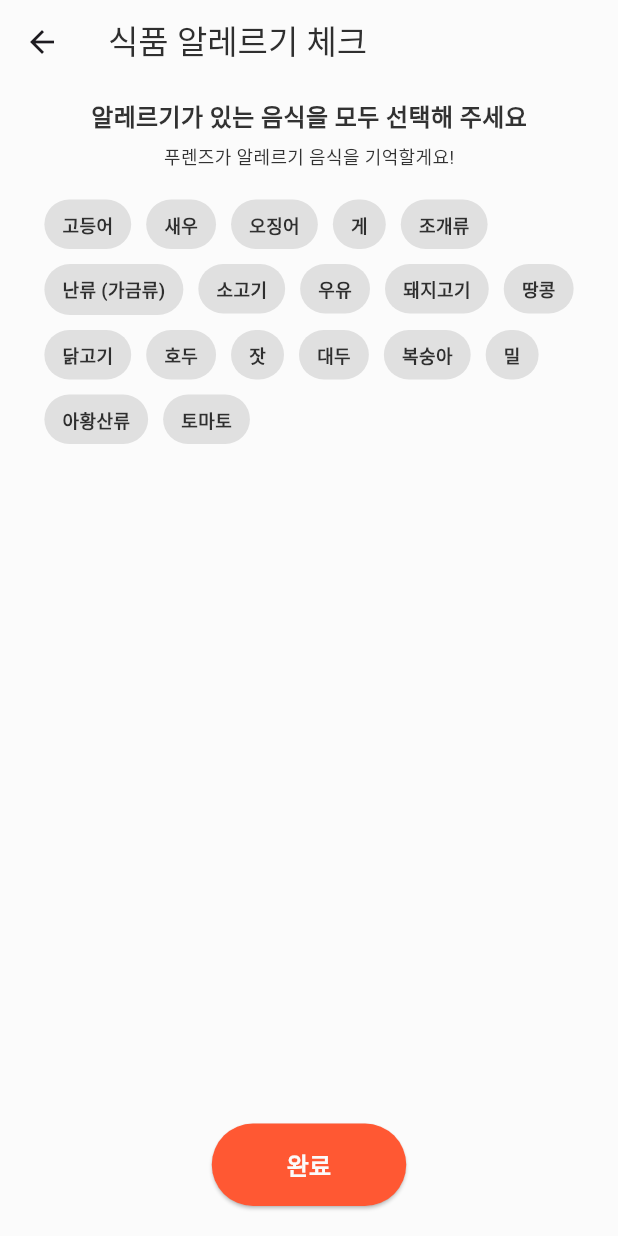
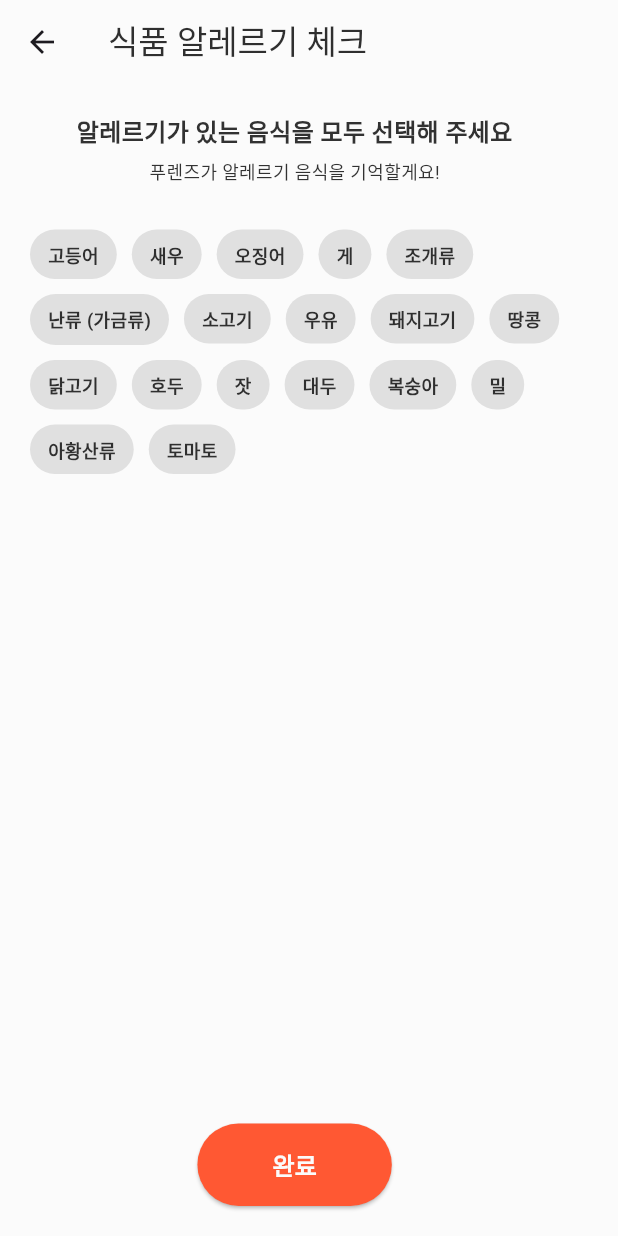
Before and after one commit to JeongHeeju/capstone, a Flutter app: the AllergyScreen screen opened by its route, on a phone screen of 412 x 824 dp. Run offline on Flutter 3.47's test engine with Material 3 defaults, Android fonts, the phone set to English and light mode, and no system bars; our stand-ins replace shared_preferences; accounts and stored records are empty.

Commit message:
Update allergy_screen.dart

```diff
--- a/frontend/capstone/lib/screen/allergy_screen.dart
+++ b/frontend/capstone/lib/screen/allergy_screen.dart
@@ -1,13 +1,14 @@
 import 'package:flutter/material.dart';
 import 'package:http/http.dart' as http;
 import 'dart:convert';
+import 'package:shared_preferences/shared_preferences.dart';
+import 'chat_screen.dart';
 
-import 'chat_screen.dart';
 
 class AllergyScreen extends StatefulWidget {
   final List<String> selectedFoods;
 
-  AllergyScreen({this.selectedFoods = const []});
+  AllergyScreen({this.selectedFoods = const[]});
 
   @override
   State<AllergyScreen> createState() => _AllergyScreenState();
@@ -15,7 +16,6 @@
 
 class _AllergyScreenState extends State<AllergyScreen> {
   List<String> allergies = [];
-
   bool showResult = false;
 
   void toggleAllergy(String allergy) {
@@ -28,23 +28,18 @@
     });
   }
 
-  // 실제 알러지 항목들 (UI 버튼용)
-  final List<String> allergyItems = [
-    '고등어', '새우', '오징어', '게',
-    '조개류', '난류 (가금류)', '소고기', '우유',
-    '돼지고기', '땅콩', '닭고기', '호두',
-    '잣', '대두', '복숭아', '밀',
-    '아황산류', '토마토',
-  ];
-
   // 서버로 알러지 정보 전송
   Future<void> saveAllergyInfo() async {
     final url = Uri.parse('http://127.0.0.1:8000/users/save_allergy_info/');
+    final prefs = await SharedPreferences.getInstance();
+    final token = prefs.getString('token');
     try {
-      // POST 요청
       final response = await http.post(
         url,
-        headers: {"Content-Type": "application/json"},
+        headers: {
+          "Content-Type": "application/json",
+          "Authorization": "Token $token",
+        },
         body: json.encode(
           allergies.map((allergy) => {'allergy_name': allergy}).toList(),
         ),
@@ -55,45 +50,50 @@
         ScaffoldMessenger.of(context).showSnackBar(
           SnackBar(content: Text('알러지 정보가 저장되었습니다.')),
         );
-        // 저장 성공 → "결과 화면"으로 전환
         setState(() {
           showResult = true;
         });
       } else {
         print('Failed to save allergy info: ${response.body}');
         ScaffoldMessenger.of(context).showSnackBar(
-          SnackBar(content: Text('알러지 정보 저장 실패: ${response.statusCode}')),
+          SnackBar(content: Text('알러지 정보 저장 실패')),
         );
       }
     } catch (e) {
       print('Error occurred: $e');
       ScaffoldMessenger.of(context).showSnackBar(
-        SnackBar(content: Text('네트워크 오류가 발생했습니다. 다시 시도해주세요.')),
+        SnackBar(content: Text('네트워크 오류가 발생했습니다.')),
       );
     }
   }
 
   @override
   Widget build(BuildContext context) {
-    // showResult == true → 결과 화면
     if (showResult) {
       return _buildResultScreen();
     }
     return _buildAllergySelectionScreen();
   }
 
-  // [A] 알러지 선택 화면 UI
   Widget _buildAllergySelectionScreen() {
+    final List<String> allergyItems = [
+      '고등어', '새우', '오징어', '게',
+      '조개류', '난류 (가금류)', '소고기', '우유',
+      '돼지고기', '땅콩', '닭고기', '호두',
+      '잣', '대두', '복숭아', '밀',
+      '아황산류', '토마토',
+    ];
+
     return Scaffold(
-      appBar: AppBar(
+      appBar: PreferredSize(
+        preferredSize: Size.fromHeight(56.0),
+        child: AppBar(
           backgroundColor: Color(0xFFFBFBFB),
-        title: Text(
-          '식품 알레르기 체크',
-          style: TextStyle(color: Color(0xFF2F2F2F)),
+          title: Text('식품 알레르기 체크', style: TextStyle(color: Color(0xFF2F2F2F))),
         ),
       ),
       body: Padding(
-        padding: EdgeInsets.all(10),
+        padding: EdgeInsets.all(20),
         child: Column(
           children: [
             Text(
@@ -105,8 +105,7 @@
               '푸렌즈가 알레르기 음식을 기억할게요!',
               style: TextStyle(fontSize: 12),
             ),
-            SizedBox(height: 20),
-            // 알러지 항목 버튼들
+            SizedBox(height: 30),
             Expanded(
               child: SingleChildScrollView(
                 child: Wrap(
@@ -136,12 +135,9 @@
                 ),
               ),
             ),
-            // 완료 버튼 → 서버 전송
-            Row(
-              mainAxisAlignment: MainAxisAlignment.center,
-              children: [
+            SizedBox(height: 20),
             ElevatedButton(
-                  onPressed: saveAllergyInfo, // 여기서 서버 POST
+              onPressed: saveAllergyInfo,
               style: ElevatedButton.styleFrom(
                 backgroundColor: Color(0xFFFF5833),
                 padding: EdgeInsets.symmetric(horizontal: 50, vertical: 16),
@@ -153,22 +149,15 @@
             ),
           ],
         ),
-            SizedBox(height: 10),
-          ],
-        ),
       ),
     );
   }
 
-  // [B] 결과 화면 UI
   Widget _buildResultScreen() {
     return Scaffold(
       appBar: AppBar(
         backgroundColor: Color(0xFFFBFBFB),
-        title: Text(
-          '결과 화면',
-          style: TextStyle(color: Color(0xFF2F2F2F)),
-        ),
+        title: Text('결과 화면', style: TextStyle(color: Color(0xFF2F2F2F))),
       ),
       body: Padding(
         padding: const EdgeInsets.all(20.0),
@@ -181,12 +170,19 @@
             Text('알레르기가 있는 음식:', style: TextStyle(fontSize: 20, fontWeight: FontWeight.bold)),
             Text(allergies.isNotEmpty ? allergies.join(', ') : '없음'),
             Spacer(),
-            // "채팅하러 가기" 버튼
             SizedBox(
               width: double.infinity,
               child: ElevatedButton(
                 onPressed: () {
-                  Navigator.pushNamed(context, '/chat');
+                  Navigator.push(
+                    context,
+                    MaterialPageRoute(
+                      builder: (context) => ChatScreen(
+                        selectedFoods: widget.selectedFoods,
+                        allergies: allergies,
+                      ),
+                    ),
+                  );
                 },
                 style: ElevatedButton.styleFrom(
                   backgroundColor: Color(0xFFFF5833),
```
Lines whose indentation alone changed are shown as unchanged.
